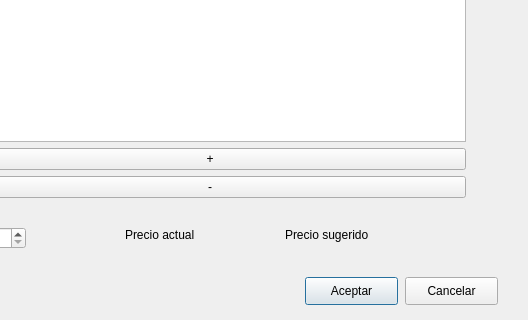
Above: RumbaBurger/form_insertaroferta.ui from yordanlp/RumbaBurger before the change; both pictures show x 165 to 693 and y 383 to 703 of the 693 by 703 pixel window. Below: the same form after it.
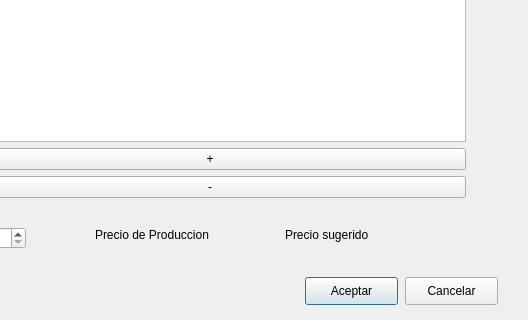
That is the form after the change.

What changed in the file:
```diff
--- a/RumbaBurger/form_insertaroferta.ui
+++ b/RumbaBurger/form_insertaroferta.ui
@@ -65,14 +65,14 @@
   <widget class="QLabel" name="label_5">
    <property name="geometry">
     <rect>
-     <x>290</x>
+     <x>260</x>
      <y>610</y>
-     <width>81</width>
+     <width>131</width>
      <height>16</height>
     </rect>
    </property>
    <property name="text">
-    <string>Precio actual</string>
+    <string>Precio de Produccion</string>
    </property>
   </widget>
   <widget class="QLabel" name="label_6">
@@ -80,7 +80,7 @@
     <rect>
      <x>450</x>
      <y>610</y>
-     <width>101</width>
+     <width>91</width>
      <height>16</height>
     </rect>
    </property>
@@ -88,7 +88,7 @@
     <string>Precio sugerido</string>
    </property>
   </widget>
-  <widget class="QWidget" name="">
+  <widget class="QWidget" name="layoutWidget">
    <property name="geometry">
     <rect>
      <x>50</x>
```
